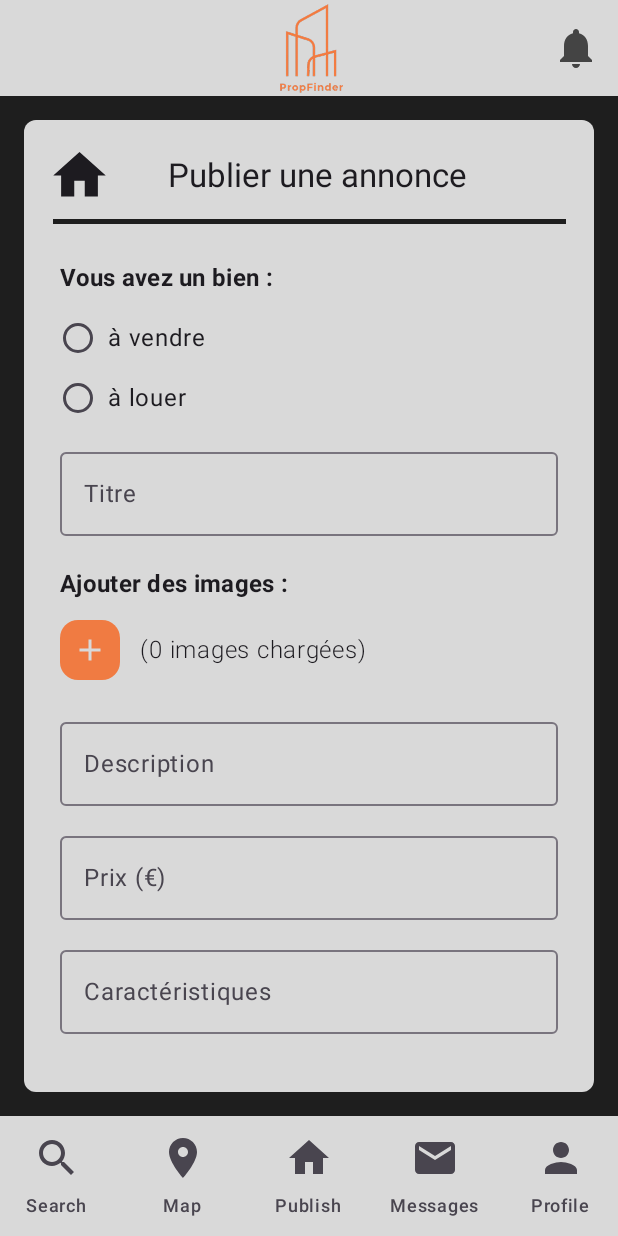
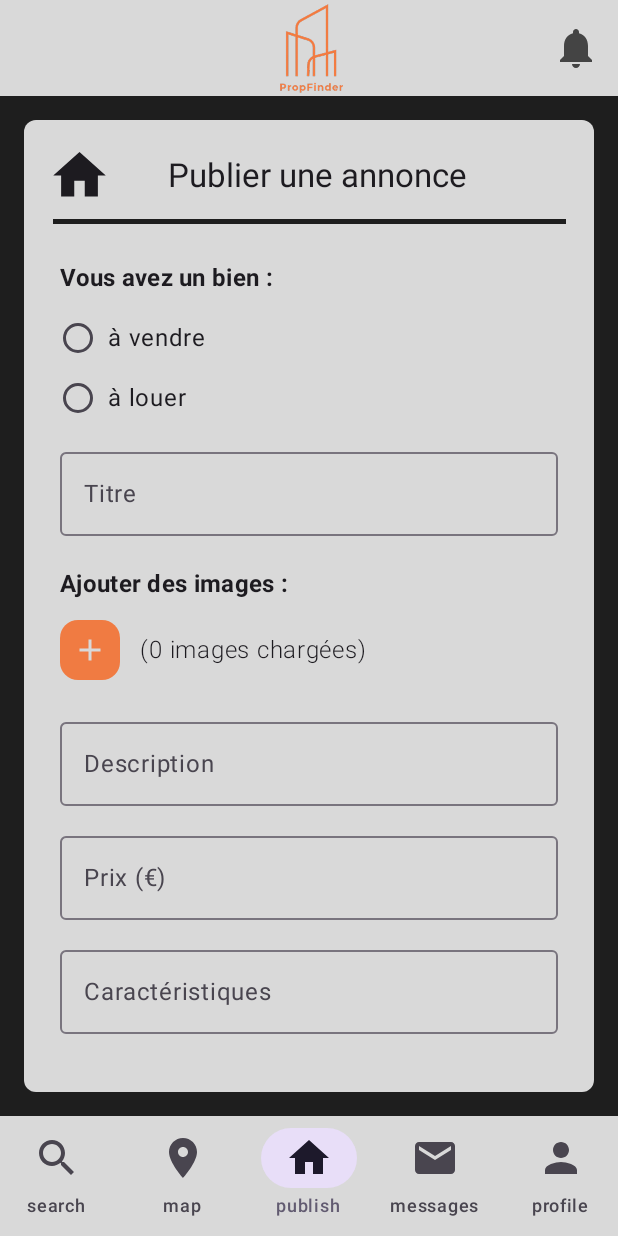
Before and after one commit to Oxnight/PropFinder, an Android app built with Jetpack Compose: the Template screen opened through its navigation route, item 3 of the bottom bar chosen, on a phone screen of 412 x 824 dp. Run offline under Robolectric (Android 15) with nearby library versions, the phone set to English and light mode, and no system bars; our stand-ins replace Firebase (no records; nobody signed in at launch, a user with empty details on screens opened directly); libraries missing offline, so code that uses them is left out: org.osmdroid.config, org.osmdroid.tileprovider, org.osmdroid.util, org.osmdroid.views; 1 statement that could not run was skipped.

Commit message:
Refactor Template.kt to use lowercase destination names and enhance NavigationBar styling

```diff
--- a/app/src/main/java/com/example/propfinder/presentation/main/Template.kt
+++ b/app/src/main/java/com/example/propfinder/presentation/main/Template.kt
@@ -43,11 +43,11 @@ fun Template(
     var selectedTitre by remember { mutableStateOf<String?>(null) }
 
     val destinations = listOf(
-        "Search" to Icons.Filled.Search,
-        "Map" to Icons.Filled.LocationOn,
-        "Publish" to Icons.Filled.Home,
-        "Messages" to Icons.Filled.Email,
-        "Profile" to Icons.Filled.Person
+        "search" to Icons.Filled.Search,
+        "map" to Icons.Filled.LocationOn,
+        "publish" to Icons.Filled.Home,
+        "messages" to Icons.Filled.Email,
+        "profile" to Icons.Filled.Person
     )
 
     val testTags = listOf(
@@ -92,7 +92,12 @@ fun Template(
             )
         },
         bottomBar = {
-            NavigationBar(containerColor = Color(0xFFD9D9D9)) {
+            NavigationBar(
+                containerColor = Color(0xFFD9D9D9),
+                modifier = Modifier
+                    .fillMaxWidth()
+                    .background(Color(0xFF1E1E1E))
+            ) {
                 destinations.forEachIndexed { idx, (route, icon) ->
                     NavigationBarItem(
                         modifier = testTags[idx]?.let { Modifier.testTag(it) } ?: Modifier,
```
